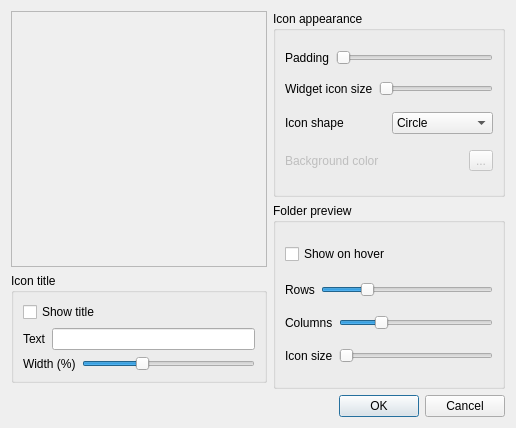
Above: iconsettings.ui from FrankMamuda/iconboard before the change. Below: the same form after it.
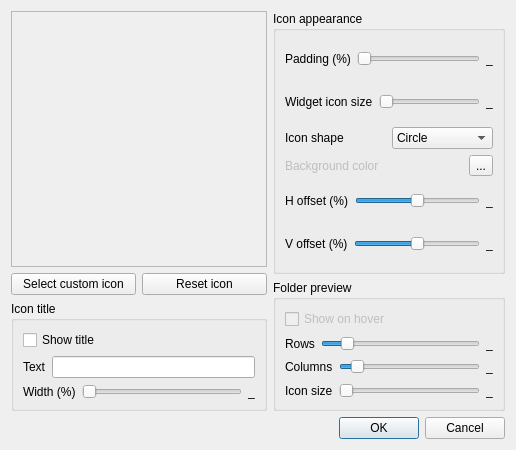
That is the form after the change. Custom widgets are drawn as their Qt base class.

Commit message: Icon widget customizing

Diff of the .ui file:
```diff
--- a/iconsettings.ui
+++ b/iconsettings.ui
@@ -7,15 +7,205 @@
     <x>0</x>
     <y>0</y>
     <width>516</width>
-    <height>420</height>
+    <height>449</height>
    </rect>
   </property>
   <property name="windowTitle">
    <string>Icon settings</string>
   </property>
   <layout class="QGridLayout" name="gridLayout_2">
-   <item row="6" column="1" rowspan="3">
-    <layout class="QVBoxLayout" name="verticalLayout">
+   <item row="0" column="0">
+    <widget class="BackgroundFrame" name="frame">
+     <property name="minimumSize">
+      <size>
+       <width>256</width>
+       <height>256</height>
+      </size>
+     </property>
+     <property name="maximumSize">
+      <size>
+       <width>256</width>
+       <height>256</height>
+      </size>
+     </property>
+     <property name="frameShape">
+      <enum>QFrame::StyledPanel</enum>
+     </property>
+     <property name="frameShadow">
+      <enum>QFrame::Raised</enum>
+     </property>
+     <layout class="QVBoxLayout" name="verticalLayout_2">
+      <property name="spacing">
+       <number>0</number>
+      </property>
+      <property name="leftMargin">
+       <number>0</number>
+      </property>
+      <property name="topMargin">
+       <number>0</number>
+      </property>
+      <property name="rightMargin">
+       <number>0</number>
+      </property>
+      <property name="bottomMargin">
+       <number>0</number>
+      </property>
+      <item>
+       <layout class="QGridLayout" name="gridLayout">
+        <item row="1" column="1">
+         <widget class="DesktopIcon" name="iconWidgetDemo" native="true">
+          <property name="enabled">
+           <bool>false</bool>
+          </property>
+         </widget>
+        </item>
+        <item row="1" column="0">
+         <spacer name="leftSpacer">
+          <property name="orientation">
+           <enum>Qt::Horizontal</enum>
+          </property>
+          <property name="sizeHint" stdset="0">
+           <size>
+            <width>40</width>
+            <height>20</height>
+           </size>
+          </property>
+         </spacer>
+        </item>
+        <item row="1" column="2">
+         <spacer name="rightSpacer">
+          <property name="orientation">
+           <enum>Qt::Horizontal</enum>
+          </property>
+          <property name="sizeHint" stdset="0">
+           <size>
+            <width>40</width>
+            <height>20</height>
+           </size>
+          </property>
+         </spacer>
+        </item>
+        <item row="0" column="1">
+         <spacer name="topSpacer">
+          <property name="orientation">
+           <enum>Qt::Vertical</enum>
+          </property>
+          <property name="sizeHint" stdset="0">
+           <size>
+            <width>20</width>
+            <height>40</height>
+           </size>
+          </property>
+         </spacer>
+        </item>
+        <item row="2" column="1">
+         <spacer name="bottomSpacer">
+          <property name="orientation">
+           <enum>Qt::Vertical</enum>
+          </property>
+          <property name="sizeHint" stdset="0">
+           <size>
+            <width>20</width>
+            <height>40</height>
+           </size>
+          </property>
+         </spacer>
+        </item>
+       </layout>
+      </item>
+     </layout>
+    </widget>
+   </item>
+   <item row="2" column="0">
+    <widget class="QGroupBox" name="titleGroup">
+     <property name="title">
+      <string>Icon title</string>
+     </property>
+     <layout class="QVBoxLayout" name="verticalLayout_4">
+      <item>
+       <widget class="QCheckBox" name="titleCheckBox">
+        <property name="text">
+         <string>Show title</string>
+        </property>
+       </widget>
+      </item>
+      <item>
+       <layout class="QHBoxLayout" name="textLayout">
+        <item>
+         <widget class="QLabel" name="textLabel">
+          <property name="text">
+           <string>Text</string>
+          </property>
+         </widget>
+        </item>
+        <item>
+         <widget class="QLineEdit" name="textEdit"/>
+        </item>
+       </layout>
+      </item>
+      <item>
+       <layout class="QHBoxLayout" name="widthLayout">
+        <item>
+         <widget class="QLabel" name="widthLabel">
+          <property name="text">
+           <string>Width (%)</string>
+          </property>
+         </widget>
+        </item>
+        <item>
+         <widget class="QSlider" name="widthSlider">
+          <property name="minimum">
+           <number>100</number>
+          </property>
+          <property name="maximum">
+           <number>200</number>
+          </property>
+          <property name="singleStep">
+           <number>25</number>
+          </property>
+          <property name="pageStep">
+           <number>50</number>
+          </property>
+          <property name="value">
+           <number>100</number>
+          </property>
+          <property name="orientation">
+           <enum>Qt::Horizontal</enum>
+          </property>
+         </widget>
+        </item>
+        <item>
+         <widget class="QLabel" name="widthValue">
+          <property name="text">
+           <string>_</string>
+          </property>
+         </widget>
+        </item>
+       </layout>
+      </item>
+     </layout>
+    </widget>
+   </item>
+   <item row="1" column="0">
+    <layout class="QHBoxLayout" name="horizontalLayout">
+     <item>
+      <widget class="QPushButton" name="iconButton">
+       <property name="text">
+        <string>Select custom icon</string>
+       </property>
+      </widget>
+     </item>
+     <item>
+      <widget class="QPushButton" name="resetButton">
+       <property name="text">
+        <string>Reset icon</string>
+       </property>
+      </widget>
+     </item>
+    </layout>
+   </item>
+   <item row="0" column="1" rowspan="3">
+    <layout class="QVBoxLayout" name="verticalLayout" stretch="2,1">
      <item>
       <widget class="QGroupBox" name="iconGroup">
        <property name="title">
@@ -27,7 +217,7 @@
           <item>
            <widget class="QLabel" name="paddingLabel">
             <property name="text">
-             <string>Padding</string>
+             <string>Padding (%)</string>
             </property>
            </widget>
           </item>
@@ -47,6 +237,13 @@
             </property>
            </widget>
           </item>
+          <item>
+           <widget class="QLabel" name="paddingValue">
+            <property name="text">
+             <string>_</string>
+            </property>
+           </widget>
+          </item>
          </layout>
         </item>
         <item>
@@ -77,6 +274,13 @@
             </property>
            </widget>
           </item>
+          <item>
+           <widget class="QLabel" name="iconSize">
+            <property name="text">
+             <string>_</string>
+            </property>
+           </widget>
+          </item>
          </layout>
         </item>
         <item>
@@ -115,9 +319,9 @@
          </layout>
         </item>
         <item>
-         <layout class="QHBoxLayout" name="horizontalLayout">
+         <layout class="QHBoxLayout" name="backgroundLayout">
           <item>
-           <widget class="QLabel" name="label">
+           <widget class="QLabel" name="backgroundLabel">
             <property name="enabled">
              <bool>false</bool>
             </property>
@@ -127,10 +331,7 @@
            </widget>
           </item>
           <item>
-           <widget class="QToolButton" name="toolButton">
-            <property name="enabled">
-             <bool>false</bool>
-            </property>
+           <widget class="QToolButton" name="backgroundButton">
             <property name="text">
              <string>...</string>
             </property>
@@ -138,17 +339,88 @@
           </item>
          </layout>
         </item>
-       </layout>
+        <item>
+         <layout class="QHBoxLayout" name="hOffsetLayout">
+          <item>
+           <widget class="QLabel" name="hOffsetLabel">
+            <property name="text">
+             <string>H offset (%)</string>
+            </property>
+           </widget>
+          </item>
+          <item>
+           <widget class="QSlider" name="hOffsetSlider">
+            <property name="minimum">
+             <number>-25</number>
+            </property>
+            <property name="maximum">
+             <number>25</number>
+            </property>
+            <property name="singleStep">
+             <number>5</number>
+            </property>
+            <property name="orientation">
+             <enum>Qt::Horizontal</enum>
+            </property>
+           </widget>
+          </item>
+          <item>
+           <widget class="QLabel" name="hOffset">
+            <property name="text">
+             <string>_</string>
+            </property>
+           </widget>
+          </item>
+         </layout>
+        </item>
+        <item>
+         <layout class="QHBoxLayout" name="vOffsetLayout">
+          <item>
+           <widget class="QLabel" name="vOffsetLabel">
+            <property name="text">
+             <string>V offset (%)</string>
+            </property>
       </widget>
      </item>
      <item>
-      <widget class="QGroupBox" name="groupBox">
+           <widget class="QSlider" name="vOffsetSlider">
+            <property name="minimum">
+             <number>-25</number>
+            </property>
+            <property name="maximum">
+             <number>25</number>
+            </property>
+            <property name="singleStep">
+             <number>5</number>
+            </property>
+            <property name="orientation">
+             <enum>Qt::Horizontal</enum>
+            </property>
+           </widget>
+          </item>
+          <item>
+           <widget class="QLabel" name="vOffset">
+            <property name="text">
+             <string>_</string>
+            </property>
+           </widget>
+          </item>
+         </layout>
+        </item>
+       </layout>
+      </widget>
+     </item>
+     <item>
+      <widget class="QGroupBox" name="previewGroup">
        <property name="title">
         <string>Folder preview</string>
        </property>
        <layout class="QVBoxLayout" name="verticalLayout_3">
         <item>
          <widget class="QCheckBox" name="hoverCheckBox">
+          <property name="enabled">
+           <bool>false</bool>
+          </property>
           <property name="text">
            <string>Show on hover</string>
           </property>
@@ -169,7 +441,7 @@
              <number>1</number>
             </property>
             <property name="maximum">
-             <number>9</number>
+             <number>16</number>
             </property>
             <property name="singleStep">
              <number>8</number>
@@ -185,6 +457,13 @@
             </property>
            </widget>
           </item>
+          <item>
+           <widget class="QLabel" name="rowCount">
+            <property name="text">
+             <string>_</string>
+            </property>
+           </widget>
+          </item>
          </layout>
         </item>
         <item>
@@ -202,7 +481,7 @@
              <number>1</number>
             </property>
             <property name="maximum">
-             <number>9</number>
+             <number>24</number>
             </property>
             <property name="singleStep">
              <number>8</number>
@@ -218,6 +497,13 @@
             </property>
            </widget>
           </item>
+          <item>
+           <widget class="QLabel" name="columnCount">
+            <property name="text">
+             <string>_</string>
+            </property>
+           </widget>
+          </item>
          </layout>
         </item>
         <item>
@@ -248,6 +534,13 @@
             </property>
            </widget>
           </item>
+          <item>
+           <widget class="QLabel" name="previewSize">
+            <property name="text">
+             <string>_</string>
+            </property>
+           </widget>
+          </item>
          </layout>
         </item>
        </layout>
@@ -255,7 +548,7 @@
      </item>
     </layout>
    </item>
-   <item row="11" column="0" colspan="2">
+   <item row="3" column="0" colspan="2">
     <widget class="QDialogButtonBox" name="buttonBox">
      <property name="orientation">
       <enum>Qt::Horizontal</enum>
@@ -265,171 +558,6 @@
      </property>
     </widget>
    </item>
-   <item row="6" column="0">
-    <widget class="BackgroundFrame" name="frame">
-     <property name="minimumSize">
-      <size>
-       <width>256</width>
-       <height>256</height>
-      </size>
-     </property>
-     <property name="maximumSize">
-      <size>
-       <width>256</width>
-       <height>256</height>
-      </size>
-     </property>
-     <property name="frameShape">
-      <enum>QFrame::StyledPanel</enum>
-     </property>
-     <property name="frameShadow">
-      <enum>QFrame::Raised</enum>
-     </property>
-     <layout class="QVBoxLayout" name="verticalLayout_2">
-      <property name="spacing">
-       <number>0</number>
-      </property>
-      <property name="leftMargin">
-       <number>0</number>
-      </property>
-      <property name="topMargin">
-       <number>0</number>
-      </property>
-      <property name="rightMargin">
-       <number>0</number>
-      </property>
-      <property name="bottomMargin">
-       <number>0</number>
-      </property>
-      <item>
-       <layout class="QGridLayout" name="gridLayout">
-        <item row="1" column="1">
-         <widget class="DesktopIcon" name="iconWidgetDemo" native="true">
-          <property name="enabled">
-           <bool>false</bool>
-          </property>
-         </widget>
-        </item>
-        <item row="1" column="0">
-         <spacer name="leftSpacer">
-          <property name="orientation">
-           <enum>Qt::Horizontal</enum>
-          </property>
-          <property name="sizeHint" stdset="0">
-           <size>
-            <width>40</width>
-            <height>20</height>
-           </size>
-          </property>
-         </spacer>
-        </item>
-        <item row="1" column="2">
-         <spacer name="rightSpacer">
-          <property name="orientation">
-           <enum>Qt::Horizontal</enum>
-          </property>
-          <property name="sizeHint" stdset="0">
-           <size>
-            <width>40</width>
-            <height>20</height>
-           </size>
-          </property>
-         </spacer>
-        </item>
-        <item row="0" column="1">
-         <spacer name="topSpacer">
-          <property name="orientation">
-           <enum>Qt::Vertical</enum>
-          </property>
-          <property name="sizeHint" stdset="0">
-           <size>
-            <width>20</width>
-            <height>40</height>
-           </size>
-          </property>
-         </spacer>
-        </item>
-        <item row="2" column="1">
-         <spacer name="bottomSpacer">
-          <property name="orientation">
-           <enum>Qt::Vertical</enum>
-          </property>
-          <property name="sizeHint" stdset="0">
-           <size>
-            <width>20</width>
-            <height>40</height>
-           </size>
-          </property>
-         </spacer>
-        </item>
-       </layout>
-      </item>
-     </layout>
-    </widget>
-   </item>
-   <item row="7" column="0">
-    <widget class="QGroupBox" name="titleGroup">
-     <property name="title">
-      <string>Icon title</string>
-     </property>
-     <layout class="QVBoxLayout" name="verticalLayout_4">
-      <item>
-       <widget class="QCheckBox" name="titleCheckBox">
-        <property name="text">
-         <string>Show title</string>
-        </property>
-       </widget>
-      </item>
-      <item>
-       <layout class="QHBoxLayout" name="textLayout">
-        <item>
-         <widget class="QLabel" name="textLabel">
-          <property name="text">
-           <string>Text</string>
-          </property>
-         </widget>
-        </item>
-        <item>
-         <widget class="QLineEdit" name="textEdit"/>
-        </item>
-       </layout>
-      </item>
-      <item>
-       <layout class="QHBoxLayout" name="widthLayout">
-        <item>
-         <widget class="QLabel" name="widthLabel">
-          <property name="text">
-           <string>Width (%)</string>
-          </property>
-         </widget>
-        </item>
-        <item>
-         <widget class="QSlider" name="widthSlider">
-          <property name="minimum">
-           <number>50</number>
-          </property>
-          <property name="maximum">
-           <number>200</number>
-          </property>
-          <property name="singleStep">
-           <number>25</number>
-          </property>
-          <property name="pageStep">
-           <number>50</number>
-          </property>
-          <property name="value">
-           <number>100</number>
-          </property>
-          <property name="orientation">
-           <enum>Qt::Horizontal</enum>
-          </property>
-         </widget>
-        </item>
-       </layout>
-      </item>
-     </layout>
-    </widget>
-   </item>
   </layout>
  </widget>
  <customwidgets>
```
Left out of the diff: 2 changed lines with no effect on the pictures. Lines whose indentation alone changed are shown as unchanged. The commit also changes 9 other files.
